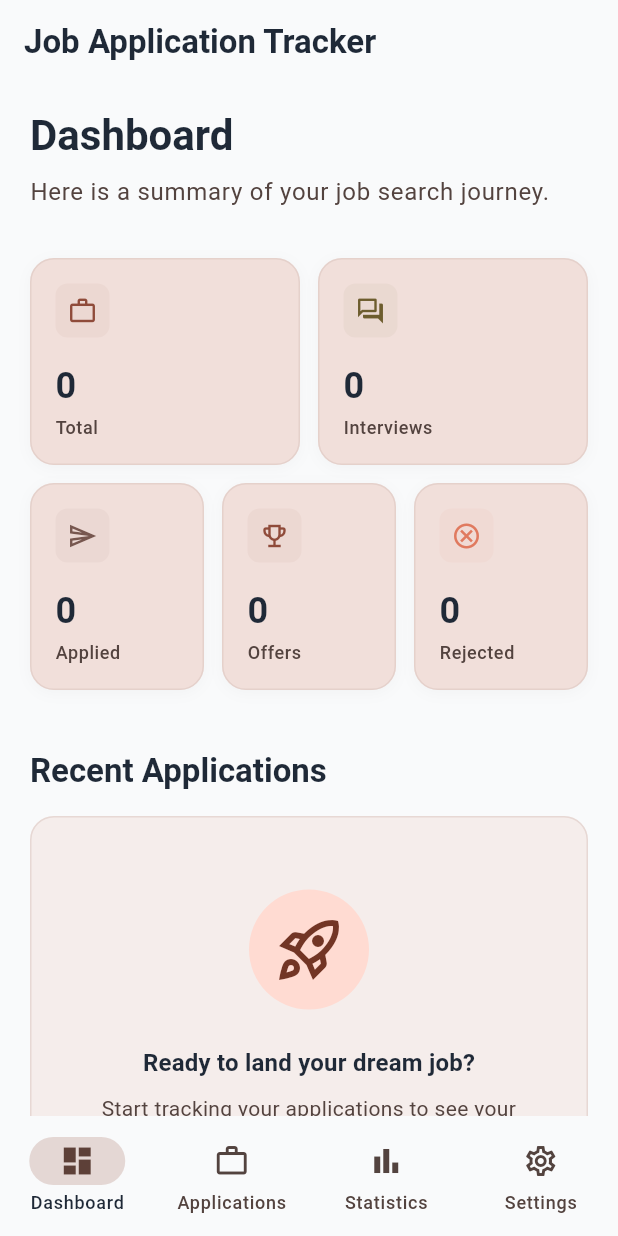
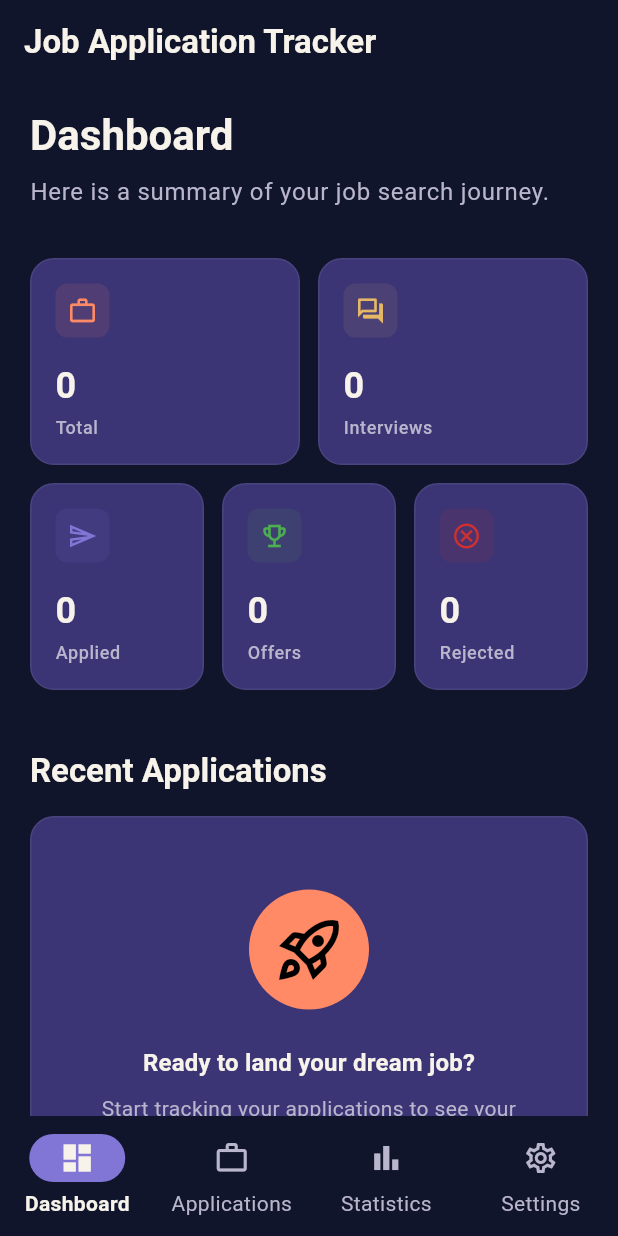
Before and after one commit to hibarani/job_application_tracker, a Flutter app: the screen it shows after launch, on a phone screen of 412 x 824 dp. Run offline on Flutter 3.47's test engine with Material 3 defaults, Android fonts, the phone set to English and light mode, and no system bars; our stand-ins replace shared_preferences.

Commit message:
Finalize dashboard dark indigo theme

```diff
--- a/lib/app/app.dart
+++ b/lib/app/app.dart
@@ -15,7 +15,7 @@ class App extends StatelessWidget {
       debugShowCheckedModeBanner: false,
       theme: AppTheme.lightTheme,
       darkTheme: AppTheme.darkTheme,
-      themeMode: ThemeMode.system,
+      themeMode: ThemeMode.dark,
       home: const MainNavigationScreen(),
     );
   }
--- a/lib/app/theme/app_theme.dart
+++ b/lib/app/theme/app_theme.dart
@@ -5,13 +5,16 @@ class AppTheme {
   AppTheme._();
 
   // Premium Dark Productivity App Palette
-  static const Color darkBackground = Color(0xFF17182F); // Deep Indigo-Navy
-  static const Color darkSurface = Color(0xFF211F42); // Rich Indigo
-  static const Color primaryAccent = Color(0xFFE9785B); // Muted Coral
-  static const Color secondaryAccent = Color(0xFF7167B5); // Soft Violet-Indigo
+  static const Color darkBackground = Color(0xFF10152B); // App Background
+  static const Color darkSurface = Color(0xFF3B3475); // PRIMARY CARDS
+  static const Color cardBorder = Color(0xFF4A4380); // Card Border
+  static const Color primaryAccent = Color(
+    0xFFFF8A65,
+  ); // Primary Orange/Coral Accent
+  static const Color secondaryAccent = Color(0xFF8175D6); // Secondary Violet
   static const Color supportingAccent = Color(0xFFE5B866); // Soft Amber
-  static const Color textPrimary = Color(0xFFF4F0E8); // Warm Ivory
-  static const Color textSecondary = Color(0xFFAAA8BC); // Muted Lavender Gray
+  static const Color textPrimary = Color(0xFFF7F3EA); // Warm Ivory
+  static const Color textSecondary = Color(0xFFB8B5CC); // Muted Lavender Gray
 
   static const double borderRadius = 16.0;
 
@@ -19,7 +22,7 @@ class AppTheme {
   static ThemeData get lightTheme {
     return _buildTheme(
       ColorScheme.fromSeed(
-        seedColor: primaryAccent,
+        seedColor: const Color(0xFF2563EB),
         brightness: Brightness.light,
         surface: const Color(0xFFF9FAFB),
         onSurface: const Color(0xFF1F2937),
@@ -30,22 +33,25 @@ class AppTheme {
   /// Dark theme definition.
   static ThemeData get darkTheme {
     return _buildTheme(
-      ColorScheme.fromSeed(
-        seedColor: primaryAccent,
-        brightness: Brightness.dark,
+      const ColorScheme.dark(
+        primary: primaryAccent,
+        secondary: secondaryAccent,
+        tertiary: supportingAccent,
         surface: darkBackground,
         onSurface: textPrimary,
       ).copyWith(
         surfaceContainerHighest: darkSurface,
         onSurfaceVariant: textSecondary,
-        primary: primaryAccent,
-        secondary: secondaryAccent,
-        tertiary: supportingAccent,
+        outlineVariant: cardBorder,
+        outline: cardBorder,
+        surfaceContainer: darkSurface,
       ),
     );
   }
 
   static ThemeData _buildTheme(ColorScheme colorScheme) {
+    final isDark = colorScheme.brightness == Brightness.dark;
+
     return ThemeData(
       useMaterial3: true,
       colorScheme: colorScheme,
@@ -63,7 +69,9 @@ class AppTheme {
         shape: RoundedRectangleBorder(
           borderRadius: BorderRadius.circular(borderRadius),
           side: BorderSide(
-            color: colorScheme.outlineVariant.withValues(alpha: 0.1),
+            color: isDark
+                ? colorScheme.outlineVariant
+                : colorScheme.outlineVariant.withValues(alpha: 0.5),
           ),
         ),
       ),
@@ -100,8 +108,31 @@ class AppTheme {
       navigationBarTheme: NavigationBarThemeData(
         elevation: 2,
         labelBehavior: NavigationDestinationLabelBehavior.alwaysShow,
-        backgroundColor: colorScheme.surface,
-        indicatorColor: colorScheme.primary.withValues(alpha: 0.2),
+        backgroundColor: isDark ? colorScheme.surface : colorScheme.surface,
+        indicatorColor: isDark
+            ? colorScheme.secondary
+            : colorScheme.primary.withValues(alpha: 0.2),
+        iconTheme: WidgetStateProperty.resolveWith((states) {
+          if (states.contains(WidgetState.selected)) {
+            return IconThemeData(
+              color: isDark ? colorScheme.onSurface : colorScheme.primary,
+            );
+          }
+          return IconThemeData(
+            color: isDark
+                ? colorScheme.onSurfaceVariant
+                : colorScheme.onSurfaceVariant,
+          );
+        }),
+        labelTextStyle: WidgetStateProperty.resolveWith((states) {
+          if (states.contains(WidgetState.selected)) {
+            return TextStyle(
+              color: colorScheme.onSurface,
+              fontWeight: FontWeight.bold,
+            );
+          }
+          return TextStyle(color: colorScheme.onSurfaceVariant);
+        }),
       ),
       chipTheme: ChipThemeData(
         shape: RoundedRectangleBorder(borderRadius: BorderRadius.circular(8.0)),
--- a/lib/features/dashboard/screens/dashboard_screen.dart
+++ b/lib/features/dashboard/screens/dashboard_screen.dart
@@ -121,6 +121,7 @@ class _DashboardScreenState extends State<DashboardScreen> {
 
   Widget _buildStatsSection(BuildContext context) {
     final colorScheme = Theme.of(context).colorScheme;
+    final isDark = Theme.of(context).brightness == Brightness.dark;
     return Column(
       children: [
         Row(
@@ -130,7 +131,7 @@ class _DashboardScreenState extends State<DashboardScreen> {
                 title: 'Total',
                 value: _total.toString(),
                 icon: Icons.work_outline,
-                color: colorScheme.primary,
+                color: colorScheme.primary, // Orange
               ),
             ),
             const SizedBox(width: 12),
@@ -139,7 +140,7 @@ class _DashboardScreenState extends State<DashboardScreen> {
                 title: 'Interviews',
                 value: _interviews.toString(),
                 icon: Icons.forum_outlined,
-                color: colorScheme.tertiary,
+                color: colorScheme.tertiary, // Amber
               ),
             ),
           ],
@@ -152,7 +153,7 @@ class _DashboardScreenState extends State<DashboardScreen> {
                 title: 'Applied',
                 value: _applied.toString(),
                 icon: Icons.send_outlined,
-                color: colorScheme.secondary,
+                color: colorScheme.secondary, // Violet
               ),
             ),
             const SizedBox(width: 12),
@@ -161,7 +162,9 @@ class _DashboardScreenState extends State<DashboardScreen> {
                 title: 'Offers',
                 value: _offers.toString(),
                 icon: Icons.emoji_events_outlined,
-                color: colorScheme.primary,
+                color: isDark
+                    ? const Color(0xFF4CAF50)
+                    : Colors.green, // Dark green
               ),
             ),
             const SizedBox(width: 12),
@@ -170,7 +173,9 @@ class _DashboardScreenState extends State<DashboardScreen> {
                 title: 'Rejected',
                 value: _rejected.toString(),
                 icon: Icons.cancel_outlined,
-                color: const Color(0xFFE07A5F),
+                color: isDark
+                    ? const Color(0xFFD32F2F)
+                    : Colors.red, // Dark muted red
               ),
             ),
           ],
@@ -186,10 +191,12 @@ class _DashboardScreenState extends State<DashboardScreen> {
       width: double.infinity,
       padding: const EdgeInsets.symmetric(vertical: 48.0, horizontal: 24.0),
       decoration: BoxDecoration(
-        color: colorScheme.surfaceContainerHighest.withValues(alpha: 0.5),
+        color: colorScheme.surfaceContainerHighest,
         borderRadius: BorderRadius.circular(16),
         border: Border.all(
-          color: colorScheme.outlineVariant.withValues(alpha: 0.5),
+          color: Theme.of(context).brightness == Brightness.dark
+              ? colorScheme.outlineVariant
+              : colorScheme.outlineVariant.withValues(alpha: 0.5),
         ),
       ),
       child: Column(
@@ -269,7 +276,9 @@ class _StatCard extends StatelessWidget {
         color: colorScheme.surfaceContainerHighest,
         borderRadius: BorderRadius.circular(16),
         border: Border.all(
-          color: colorScheme.outlineVariant.withValues(alpha: 0.5),
+          color: isDark
+              ? colorScheme.outlineVariant
+              : colorScheme.outlineVariant.withValues(alpha: 0.5),
         ),
         boxShadow: [
           BoxShadow(
@@ -324,17 +333,18 @@ class _ApplicationTile extends StatelessWidget {
 
   Color _getStatusColor(BuildContext context, ApplicationStatus status) {
     final colorScheme = Theme.of(context).colorScheme;
+    final isDark = Theme.of(context).brightness == Brightness.dark;
     switch (status) {
       case ApplicationStatus.applied:
-        return colorScheme.secondary;
+        return colorScheme.secondary; // violet
       case ApplicationStatus.screening:
-        return colorScheme.secondary;
+        return colorScheme.tertiary; // amber
       case ApplicationStatus.interview:
-        return colorScheme.tertiary;
+        return colorScheme.primary; // coral
       case ApplicationStatus.offer:
-        return colorScheme.primary;
+        return isDark ? const Color(0xFF4CAF50) : Colors.green;
       case ApplicationStatus.rejected:
-        return const Color(0xFFE07A5F);
+        return isDark ? const Color(0xFFD32F2F) : Colors.red;
     }
   }
 
@@ -356,7 +366,9 @@ class _ApplicationTile extends StatelessWidget {
         color: colorScheme.surfaceContainerHighest,
         borderRadius: BorderRadius.circular(16),
         border: Border.all(
-          color: colorScheme.outlineVariant.withValues(alpha: 0.5),
+          color: isDark
+              ? colorScheme.outlineVariant
+              : colorScheme.outlineVariant.withValues(alpha: 0.5),
         ),
         boxShadow: [
           BoxShadow(
@@ -442,7 +454,7 @@ class _ApplicationTile extends StatelessWidget {
             child: Text(
               _getStatusText(application.status),
               style: theme.textTheme.labelSmall?.copyWith(
-                color: isDark ? Colors.white : statusColor,
+                color: isDark ? colorScheme.onSurface : statusColor,
                 fontWeight: FontWeight.bold,
               ),
             ),
```
